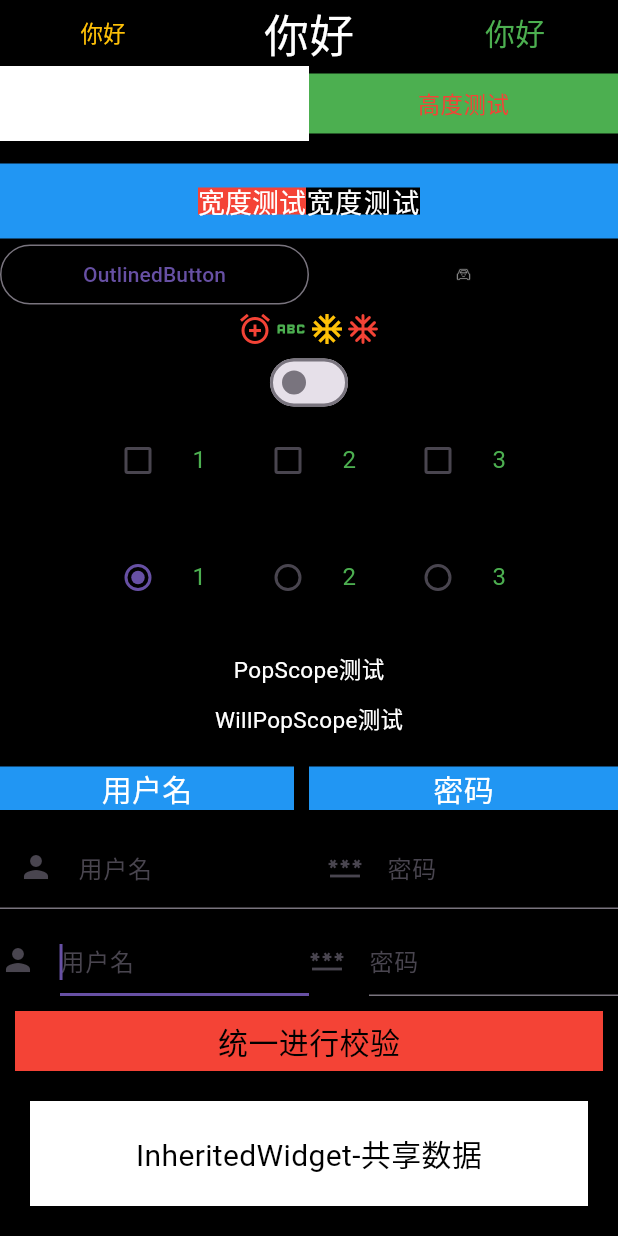
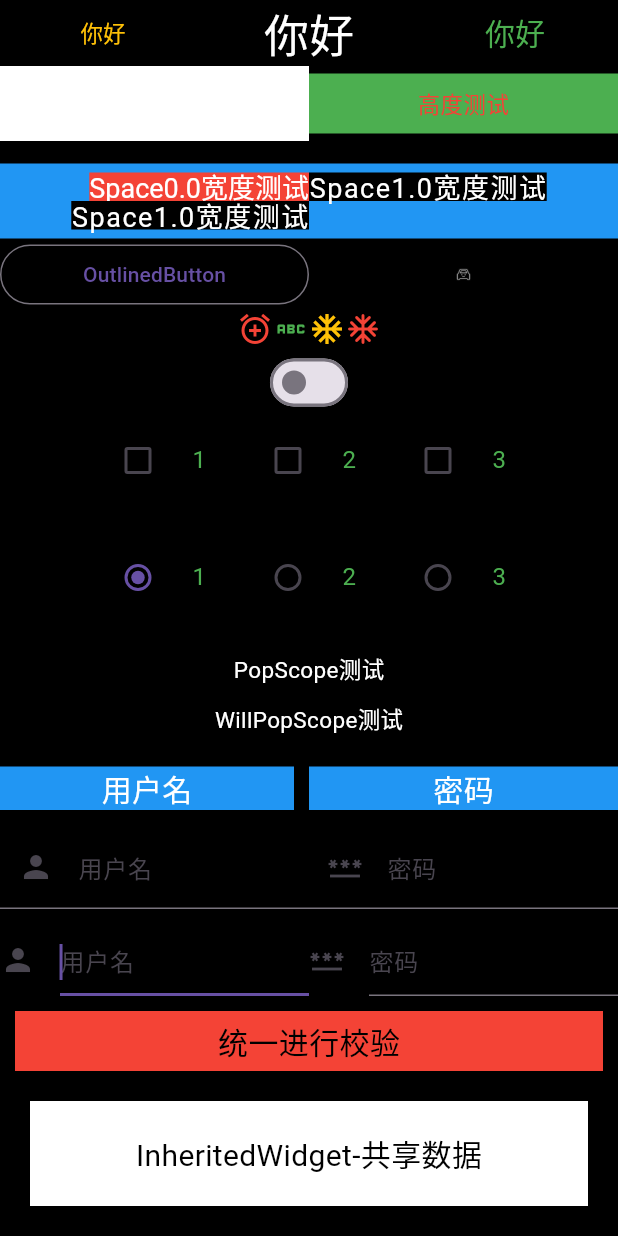
Before and after one commit to SpringRollHHB/FlutterUiTest, a Flutter app: the BaseComponentWidget screen opened directly, on a phone screen of 412 x 824 dp. Run offline on Flutter 3.47's test engine with Material 3 defaults, Android fonts, the light colour scheme and no system bars.

Commit message:
字间距测试2

```diff
--- a/lib/layout/widget/baseComponent/base_component_widget.dart
+++ b/lib/layout/widget/baseComponent/base_component_widget.dart
@@ -109,14 +109,25 @@ class _BaseComponentWidgetState extends State<BaseComponentWidget> {
                 height: 50,
                 child: Row(
                   mainAxisSize: MainAxisSize.min,
+                  crossAxisAlignment: CrossAxisAlignment.start,
                   children: [
-                    Container(
-                      color: Colors.red,
-                      child: const Text("宽度测试",style: TextStyle(letterSpacing: 0.0,color:Colors.white,fontSize: 18,fontWeight: FontWeight.w400,height: 1.0),),
+                    Column(
+                      mainAxisSize: MainAxisSize.min,
+                      crossAxisAlignment: CrossAxisAlignment.end,
+                      children: [
+                        Container(
+                          color: Colors.red,
+                          child: const Text("Space0.0宽度测试",style: TextStyle(letterSpacing: 0.0,color:Colors.white,fontSize: 18,fontWeight: FontWeight.w400,height: 1.0),),
+                        ),
+                        Container(
+                          color: Colors.black,
+                          child: const Text("Space1.0宽度测试",style: TextStyle(letterSpacing: 1.0,color:Colors.white,fontSize: 18,fontWeight: FontWeight.w400,height: 1.0),),
+                        )
+                      ],
                     ),
                     Container(
                       color: Colors.black,
-                      child: const Text("宽度测试",style: TextStyle(letterSpacing: 1.0,color:Colors.white,fontSize: 18,fontWeight: FontWeight.w400,height: 1.0),),
+                      child: const Text("Space1.0宽度测试",style: TextStyle(letterSpacing: 1.0,color:Colors.white,fontSize: 18,fontWeight: FontWeight.w400,height: 1.0),),
                     ),
                   ],
                 ),
```
